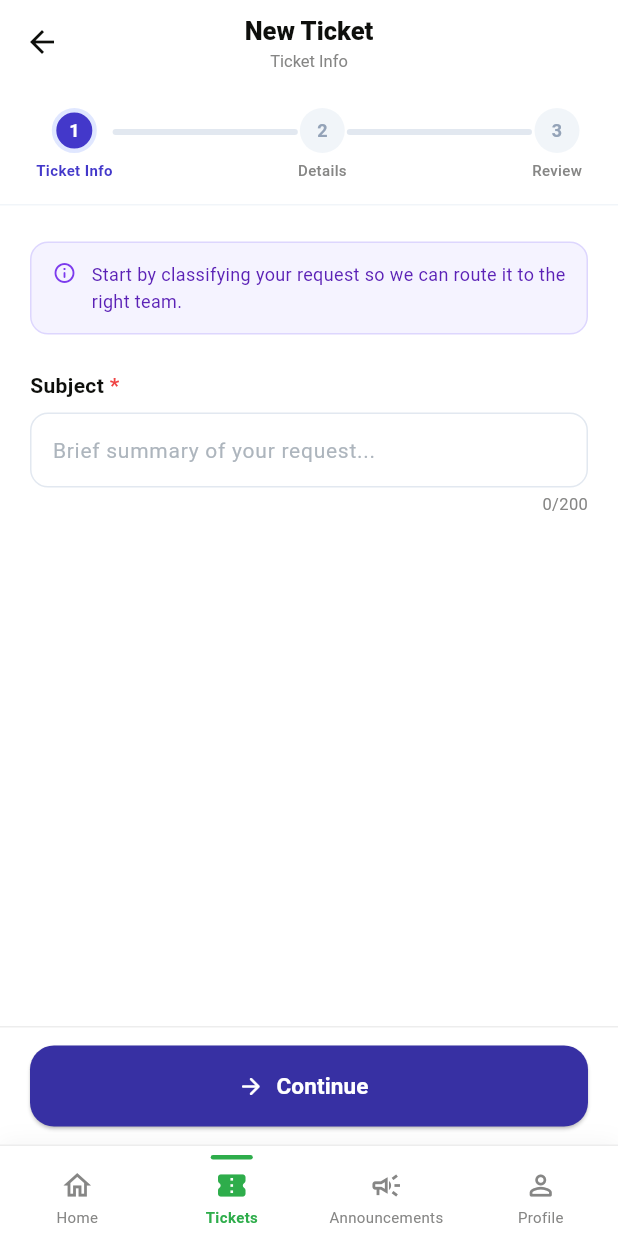
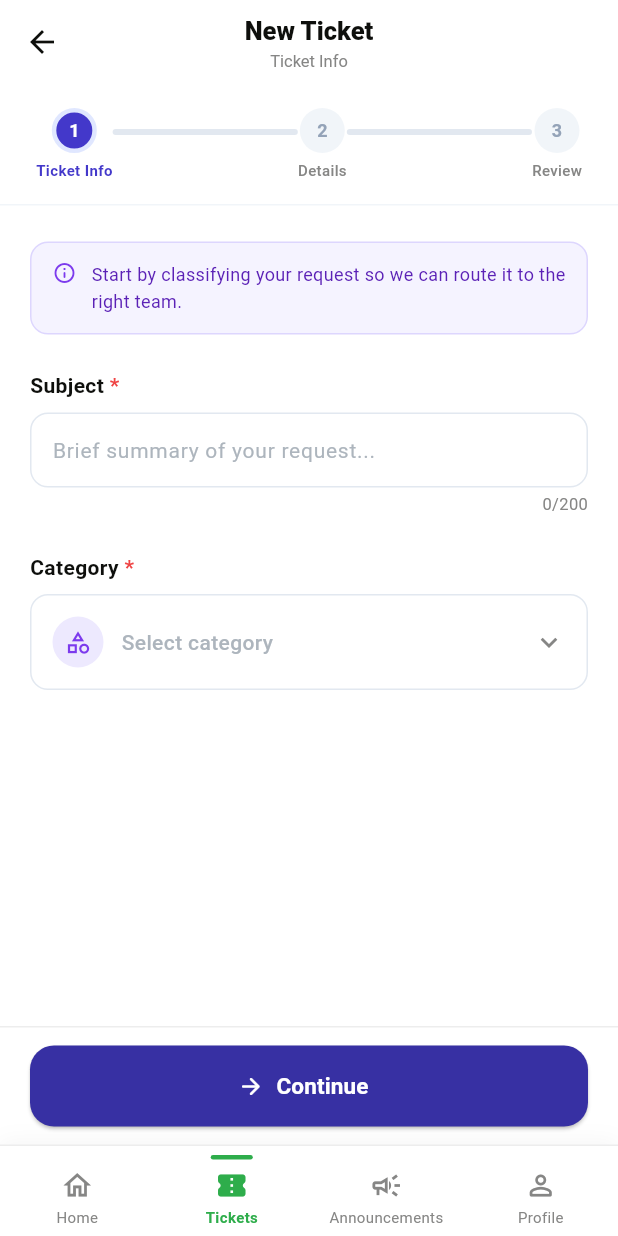
Before and after one commit to Ryanyzh/DIS-CONNECT-MOBILE-APP, a Flutter app: the CreateTicketScreen screen opened by its route, on a phone screen of 412 x 824 dp. Run offline on Flutter 3.47's test engine with Material 3 defaults, Android fonts, the light colour scheme and no system bars; our stand-ins replace firebase_auth, firebase_core, go_router; accounts and stored records are empty; statements that could not run were skipped.

Commit message:
Added category dropdown field for ticket creation page

```diff
--- a/lib/features/tickets/presentation/create_ticket_screen.dart
+++ b/lib/features/tickets/presentation/create_ticket_screen.dart
@@ -1,6 +1,24 @@
 import 'package:flutter/material.dart';
 import 'package:go_router/go_router.dart';
 import 'package:disconnect_mobile/core/theme/design_system.dart';
+
+// ─────────────────────────────────────────────────────────────────────────────
+// Swap data with database when backend is ready
+// ─────────────────────────────────────────────────────────────────────────────
+const _categories = [
+  _Category('Reimbursement', Icons.receipt_long_outlined),
+  _Category('Internship', Icons.work_outline),
+  _Category('Scholarship', Icons.school_outlined),
+  _Category('Leave', Icons.calendar_today_outlined),
+  _Category('Exchange', Icons.flight_outlined),
+  _Category('Policy', Icons.policy_outlined),
+];
+
+class _Category {
+  final String label;
+  final IconData icon;
+  const _Category(this.label, this.icon);
+}
 
 // ─────────────────────────────────────────────────────────────────────────────
 // Screen
@@ -22,6 +40,7 @@ class _CreateTicketScreenState extends State<CreateTicketScreen> {
   // ── Step 1 state ─────────────────────────────────────────────────────────
   final _subjectController = TextEditingController();
   static const int _maxSubjectChars = 200;
+  _Category? _selectedCategory;
 
   // ── Step 2 state ─────────────────────────────────────────────────────────
   final _descController = TextEditingController();
@@ -176,6 +195,15 @@ class _CreateTicketScreenState extends State<CreateTicketScreen> {
             controller: _subjectController,
             maxChars: _maxSubjectChars,
             onChanged: (_) => setState(() {}),
+          ),
+          const SizedBox(height: 24),
+
+          // ── Category ────────────────────────────────────────────────────
+          const _FieldLabel(label: 'Category', required: true),
+          const SizedBox(height: 8),
+          _CategoryDropdown(
+            selected: _selectedCategory,
+            onTap: _showCategorySheet,
           ),
           const SizedBox(height: 24),
         ],
@@ -560,6 +588,63 @@ class _SubjectField extends StatelessWidget {
   }
 }
 
+class _CategoryDropdown extends StatelessWidget {
+  final _Category? selected;
+  final VoidCallback onTap;
+  const _CategoryDropdown({required this.selected, required this.onTap});
+
+  @override
+  Widget build(BuildContext context) {
+    return GestureDetector(
+      onTap: onTap,
+      child: Container(
+        padding: const EdgeInsets.symmetric(horizontal: 14, vertical: 14),
+        decoration: BoxDecoration(
+          color: Colors.white,
+          borderRadius: BorderRadius.circular(AppBorderRadius.wiseMd),
+          border: Border.all(color: const Color(0xFFE2E8F0)),
+        ),
+        child: Row(
+          children: [
+            Container(
+              width: 34,
+              height: 34,
+              decoration: const BoxDecoration(
+                color: Color(0xFFEDE9FE),
+                shape: BoxShape.circle,
+              ),
+              child: Icon(
+                selected?.icon ?? Icons.category_outlined,
+                color: const Color(0xFF7C3AED),
+                size: 18,
+              ),
+            ),
+            const SizedBox(width: 12),
+            Expanded(
+              child: Text(
+                selected?.label ?? 'Select category',
+                style: AppTypography.bodySm.copyWith(
+                  color: selected != null
+                      ? AppColors.ink
+                      : const Color(0xFFADB5BD),
+                  fontWeight: FontWeight.w500,
+                ),
+              ),
+            ),
+            const Icon(
+              Icons.keyboard_arrow_down,
+              color: AppColors.mute,
+              size: 22,
+            ),
+          ],
+        ),
+      ),
+    );
+  }
+}
+
+
+
 
 
 
```
